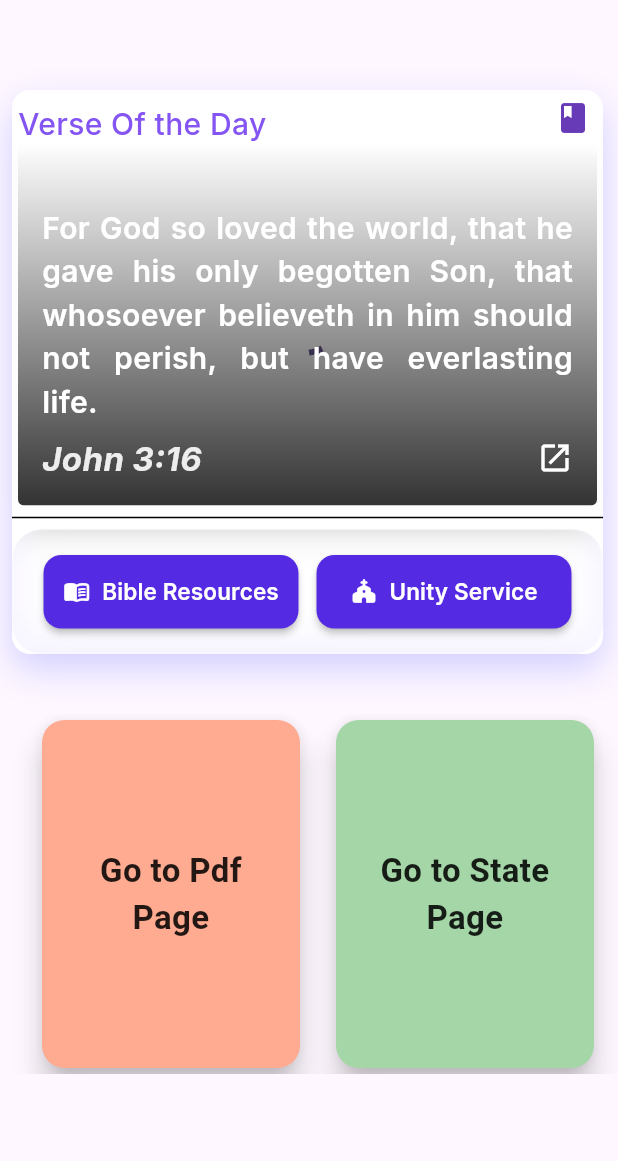
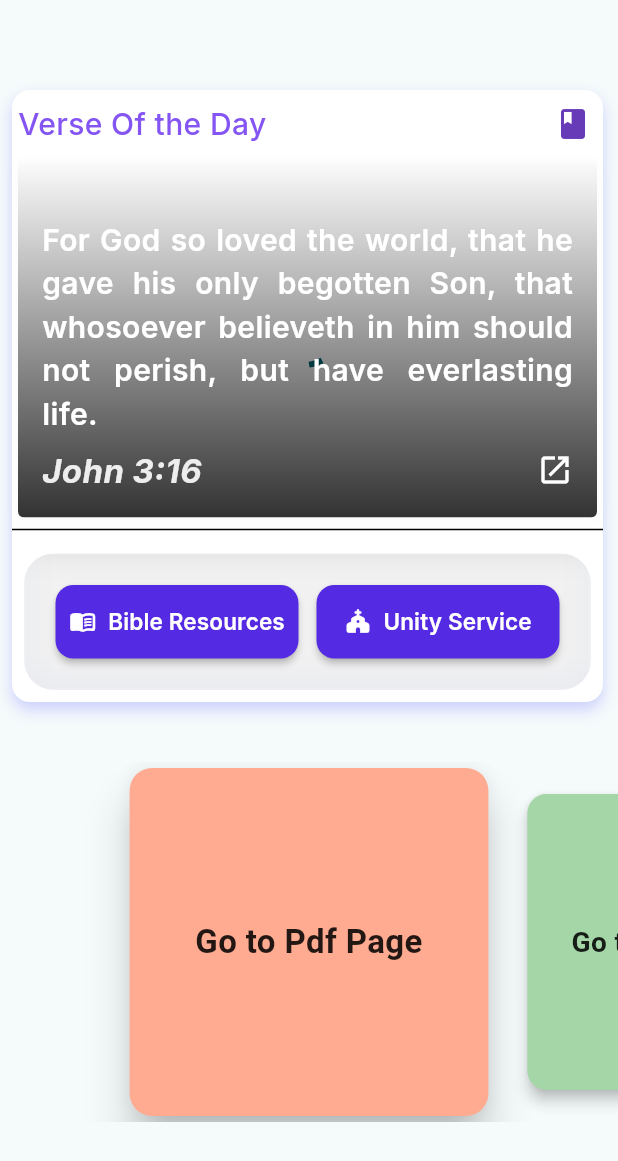
Before and after one commit to supratimdey/flutter_relearn_provider, a Flutter app: the screen it shows after launch, on a phone screen of 412 x 824 dp. Shown: the top 1161 px of the screen. Run offline on Flutter 3.47's test engine with Material 3 defaults, Android fonts, the light colour scheme and no system bars; our stand-ins replace cached_network_image, flutter_riverpod, get, google_fonts, hive_ce, hive_ce_flutter and 2 more; missing offline and left inert: internet_file, pdfx; accounts and stored records are empty; network calls fail.

Commit message:
started to work on the navigation carusal

```diff
--- a/lib/App/my_app.dart
+++ b/lib/App/my_app.dart
@@ -12,7 +12,26 @@ class MyApp extends StatelessWidget {
     return GetMaterialApp(
       debugShowCheckedModeBanner: false,
       title: 'Flutter Demo',
-      theme: ThemeData(colorScheme: .fromSeed(seedColor: Colors.deepPurple)),
+      theme: ThemeData(
+        brightness: Brightness.light, // Explicitly set brightness
+        colorScheme: ColorScheme.fromSeed(
+          seedColor: Colors.grey,
+          brightness: Brightness.light,
+        ),
+        useMaterial3: true,
+      ),
+      // 2. Add a corresponding darkTheme
+      darkTheme: ThemeData(
+        brightness: Brightness.dark, // Explicitly set brightness
+        colorScheme: ColorScheme.fromSeed(
+          seedColor: Colors.purple,
+          brightness: Brightness.dark, // Important for correct color generation
+        ),
+        useMaterial3: true,
+      ),
+
+      // 3. Tell Flutter to follow the system's setting
+      themeMode: ThemeMode.system,
       home: const HomeScreen(),
     );
   }
--- /dev/null
+++ b/lib/models/pexel_image_data.dart
@@ -0,0 +1,6 @@
+class PexelImageData {
+  final String imageUrl;
+  final String avgColor;
+
+  PexelImageData(this.imageUrl, this.avgColor);
+}
--- a/lib/pages/my_stateful_page.dart
+++ b/lib/pages/my_stateful_page.dart
@@ -47,6 +47,17 @@ class _MyStatefulPageState extends ConsumerState<MyStatefulPage> {
             ),
             const SizedBox(height: 20),
             Text('Your typed: $text'),
+
+          Image.asset(
+              'assets/images/TBT.jpg',
+              fit: BoxFit.cover,
+              width: 200,
+              height: 400,
+            alignment: .center,
+            ),
+
+
+
           ],
         ),
       ),
--- a/lib/pages/new.dart
+++ b/lib/pages/new.dart
@@ -1,3 +1,4 @@
+import 'dart:math';
 import 'package:flutter/material.dart';
 import 'package:flutter_relearn_provider/pages/my_stateful_page.dart';
 import 'package:flutter_relearn_provider/pages/pdf_state_page.dart';
@@ -6,76 +7,116 @@ import 'package:get/get.dart';
 
 import 'greeting_screen.dart';
 
-class HomeScreen extends StatelessWidget { // Can now be a StatelessWidget
+// 1. Convert to a StatefulWidget
+class HomeScreen extends StatefulWidget {
   const HomeScreen({super.key});
+
+  @override
+  State<HomeScreen> createState() => _HomeScreenState();
+}
+
+class _HomeScreenState extends State<HomeScreen> {
+  // 2. Create a PageController and a state variable for the current page
+  late PageController _pageController;
+  double _currentPage = 0.0;
+  final List<Map<String, dynamic>> _carouselItems = [
+    {
+      "title": "Go to Pdf Page",
+      "color": Colors.deepOrange[200]!,
+      "onTap": () => Get.to(() => const PdfStatePage()),
+    },
+    {
+      "title": "Go to State Page",
+      "color": Colors.green[200]!,
+      "onTap": () => Get.to(() => const MyStatefulPage()),
+    },
+    {
+      "title": "Go to Greetings Page",
+      "color": Colors.amber[200]!,
+      "onTap": () => Get.to(() => const GreetingScreen()),
+    },
+  ];
+
+  @override
+  void initState() {
+    super.initState();
+    // 3. Initialize the PageController
+    _pageController = PageController(
+      initialPage: 0,
+      viewportFraction: 0.6, // Shows adjacent cards
+    );
+    // 4. Add a listener to update the current page value on scroll
+    _pageController.addListener(() {
+      setState(() {
+        _currentPage = _pageController.page!;
+      });
+    });
+  }
+
+  @override
+  void dispose() {
+    _pageController.dispose();
+    super.dispose();
+  }
 
   @override
   Widget build(BuildContext context) {
     return Scaffold(
-      body: Padding(
+      body: SingleChildScrollView(
+        child: Padding(
           padding: const EdgeInsets.symmetric(vertical: 20.0),
           child: Column(
             children: [
               const SizedBox(height: 40),
-           // HeaderLine(headerText: "Today's Verse"),
-            //const SizedBox(height: 16),
-            // 2. Use the self-contained Word of the day Card
-            //const WotdCard(),
               const WotdHolderPanel(),
+              const SizedBox(height: 40),
+              // 5. Replace the ListView with a PageView
+              SizedBox(
+                height: 240,
+                child: PageView.builder(
+                  controller: _pageController,
+                  itemCount: _carouselItems.length,
+                  itemBuilder: (context, index) {
+                    // 6. Calculate the scale and elevation for the current item
+                    double scale = max(
+                        0.85, 1 - (_currentPage - index).abs() * 0.3);
+                    double elevation = (_currentPage.round() == index)
+                        ? 12.0
+                        : 4.0;
 
-            const SizedBox(height: 40),
-            Center(
-              child: SizedBox(
-                height: 240,
-                child: ListView(
-                  scrollDirection: Axis.horizontal,
-                  padding: const EdgeInsets.symmetric(horizontal: 24.0),
-                  children: [
-                    _buildCarouselCard(
-                      title: "Go to Pdf Page",
-                      color: Colors.deepOrange[200]!,
-                      onTap: () {
-                        Get.to(() => const PdfStatePage());
+                    final item = _carouselItems[index];
+                    return Transform.scale(
+                      scale: scale,
+                      child: _buildCarouselCard(
+                        title: item["title"],
+                        color: item["color"],
+                        onTap: item["onTap"],
+                        elevation: elevation, // Pass the dynamic elevation
+                      ),
+                    );
                   },
                 ),
-                    const SizedBox(width: 16),
-                    _buildCarouselCard(
-                      title: "Go to State Page",
-                      color: Colors.green[200]!,
-                      onTap: () {
-                        Get.to(() => const MyStatefulPage());
-                      },
-                    ),
-                    const SizedBox(width: 16),
-                    _buildCarouselCard(
-                      title: "Go to Greetings Page",
-                      color: Colors.amber[200]!,
-                      onTap: () {
-                        Get.to(() => const GreetingScreen());
-                      },
               ),
             ],
           ),
         ),
       ),
-          ],
-        ),
-      ),
     );
   }
 
-  // This helper method can stay or be moved if you prefer
+  // 7. Update the helper method to accept elevation
   Widget _buildCarouselCard({
     required String title,
     required Color color,
     required VoidCallback onTap,
+    double elevation = 8.0, // Default elevation
   }) {
     return SizedBox(
       width: 180,
       child: GestureDetector(
         onTap: onTap,
         child: Card(
-          elevation: 8.0,
+          elevation: elevation, // Use the dynamic elevation
           color: color,
           shape: RoundedRectangleBorder(
             borderRadius: BorderRadius.circular(15),
--- a/lib/services/pexels_service.dart
+++ b/lib/services/pexels_service.dart
@@ -1,5 +1,6 @@
 import 'dart:convert';
 
+import 'package:flutter_relearn_provider/models/pexel_image_data.dart';
 import 'package:http/http.dart' as http;
 
 class PexelsService {
@@ -10,7 +11,7 @@ class PexelsService {
 
   static const int totalImages = 31;
 
-  static Future<String?> getTodayImage() async {
+  static Future<PexelImageData?> getTodayImage() async {
     final url = Uri.parse(
       "https://api.pexels.com/v1/collections/$collectionId?per_page=$totalImages",
     );
@@ -38,10 +39,18 @@ class PexelsService {
 
       if (today > photos.length){
         print("day of the month is greater .");
-        return photos[0]["src"]["large"] as String;
+
+        final imageUrl = photos[0]["src"]["large"] as String;
+        final avgColor =photos[0]["avg_color"] as String;
+
+        return PexelImageData(imageUrl, avgColor);
       }
 
-      return photos[today -1]["src"]["large"] as String;
+      final imageUrl = photos[today - 1]["src"]["large"] as String;
+      final avgColor = photos[today - 1]["avg_color"] as String;
+
+      return PexelImageData(imageUrl, avgColor);
+
     }
     print("Failed to load image. Status code: ${response.statusCode} ${response.body}");
     return null;
--- /dev/null
+++ b/lib/utils/utility.dart
@@ -0,0 +1,9 @@
+import 'package:flutter/material.dart';
+
+Color hexToColor(String hex) {
+  hex = hex.replaceAll('#', '');
+  if (hex.length == 6) {
+    hex = 'FF$hex'; // add full opacity
+  }
+  return Color(int.parse('0x$hex'));
+}
--- a/lib/widgets/wotd_card.dart
+++ b/lib/widgets/wotd_card.dart
@@ -1,6 +1,7 @@
 import 'package:cached_network_image/cached_network_image.dart';
 import 'package:flutter/material.dart';
 import 'package:flutter_relearn_provider/models/daily_verse.dart';
+import 'package:flutter_relearn_provider/models/pexel_image_data.dart';
 import 'package:flutter_relearn_provider/pages/bible/bible_ref_view_page.dart';
 import 'package:flutter_relearn_provider/services/pexels_service.dart';
 import 'package:flutter_relearn_provider/services/wotd_service.dart';
@@ -17,7 +18,9 @@ class WotdCard extends StatefulWidget {
 
 class _WotdCardState extends State<WotdCard> {
   // 2. The widget now manages its own state
+  PexelImageData? imageData;
   String? imageUrl;
+ // String? avgColor;
   DailyVerse? verse;
 
   // 3. Fetch data within the widget's own initState
@@ -41,7 +44,7 @@ class _WotdCardState extends State<WotdCard> {
         // Handle the case where verse is null with a default
         var defaultVerse = DailyVerse(
           text:
-          "For God so loved the world, that he gave his only begotten Son, that whosoever believeth in him should not perish, but have everlasting life.",
+              "For God so loved the world, that he gave his only begotten Son, that whosoever believeth in him should not perish, but have everlasting life.",
           reference: "John 3:16",
         );
         setState(() => verse = defaultVerse);
@@ -50,9 +53,19 @@ class _WotdCardState extends State<WotdCard> {
   }
 
   void loadImageUrl() async {
-    final url = await PexelsService.getTodayImage();
+    final imageData = await PexelsService.getTodayImage();
     if (mounted) {
-      setState(() => imageUrl = url);
+      setState(() {
+        if (imageData != null) {
+          imageUrl = imageData.imageUrl;
+        //  avgColor = imageData.avgColor;
+        } else {
+          // Fallback to a default image URL if none is fetched
+          imageUrl =
+              'https://images.pexels.com/photos/414171/pexels-photo-414171.jpeg';
+         //     avgColor = '#FFFFFF';
+        }
+      });
     }
   }
 
@@ -77,11 +90,12 @@ class _WotdCardState extends State<WotdCard> {
           child: Padding(
             padding: const EdgeInsets.only(left: 4.0, right: 4.0),
             child: ClipRRect(
-              borderRadius: BorderRadius .only(
-                  topLeft: Radius.zero,
-                  topRight:Radius.zero,
-                  bottomLeft: Radius.circular(4),
-                  bottomRight: Radius.circular(4)),
+              borderRadius: BorderRadius.only(
+                topLeft: Radius.zero,
+                topRight: Radius.zero,
+                bottomLeft: Radius.circular(4),
+                bottomRight: Radius.circular(4),
+              ),
               child: Stack(
                 alignment: Alignment.center,
                 children: [
@@ -91,11 +105,10 @@ class _WotdCardState extends State<WotdCard> {
                       imageUrl: imageUrl!,
                       fit: BoxFit.cover,
                       width: double.infinity,
-                      placeholder: (context, url) => const Center(
-                        child: CircularProgressIndicator(),
-                      ),
+                      placeholder: (context, url) =>
+                          const Center(child: CircularProgressIndicator()),
                       errorWidget: (context, url, error) =>
-                      const Icon(Icons.error),
+                          const Icon(Icons.error),
                     )
                   else
                     const Center(child: CircularProgressIndicator()),
@@ -125,8 +138,11 @@ class _WotdCardState extends State<WotdCard> {
                             if (verse != null)
                               GestureDetector(
                                 onTap: () {
-                                  Get.to(() => BibleRefViewPage(
-                                      bibleRef: verse!.reference));
+                                  Get.to(
+                                    () => BibleRefViewPage(
+                                      bibleRef: verse!.reference,
+                                    ),
+                                  );
                                 },
                                 child: Text(
                                   verse!.text.length > 200
@@ -167,7 +183,8 @@ class _WotdCardState extends State<WotdCard> {
 
                                   Align(
                                     alignment: Alignment.centerLeft,
-                                    child: Icon(Icons.open_in_new,
+                                    child: Icon(
+                                      Icons.open_in_new,
                                       size: 24,
                                       color: Colors.white,
                                     ),
--- a/lib/widgets/wotd_holder.dart
+++ b/lib/widgets/wotd_holder.dart
@@ -1,8 +1,12 @@
 import 'dart:ui';
 
 import 'package:flutter/material.dart';
+import 'package:flutter_relearn_provider/models/pexel_image_data.dart';
+import 'package:flutter_relearn_provider/services/pexels_service.dart';
+import 'package:flutter_relearn_provider/utils/utility.dart';
 import 'package:flutter_relearn_provider/widgets/wotd_card.dart';
 import 'package:get/get.dart';
+import 'package:get/get_connect/http/src/utils/utils.dart';
 
 import 'package:google_fonts/google_fonts.dart';
 import 'package:url_launcher/url_launcher_string.dart';
@@ -10,14 +14,53 @@ import 'package:url_launcher/url_launcher_string.dart';
 import '../constants/constant_colors.dart';
 import '../pages/bible/bible_view_page.dart';
 
-class WotdHolderPanel extends StatelessWidget {
+class WotdHolderPanel extends StatefulWidget {
   const WotdHolderPanel();
+
+  @override
+  State<WotdHolderPanel> createState() => _WotdHolderPanelState();
+}
+
+class _WotdHolderPanelState extends State<WotdHolderPanel> {
+
+ PexelImageData? imageData;
+   String? imageUrl;
+   late String avgColor ="#FFFFFF";
+
+
+  // 3. Fetch data within the widget's own initState
+  @override
+  void initState() {
+    super.initState();
+   // loadData();
+  }
+
+  void loadData() {
+   // loadImageUrl();
+  }
+
+   void loadImageUrl() async {
+    final imageData = await PexelsService.getTodayImage();
+    if (mounted) {
+      setState(() {
+        if (imageData != null) {
+          imageUrl = imageData.imageUrl;
+          avgColor = imageData.avgColor;
+        } else {
+          // Fallback to a default image URL if none is fetched
+          imageUrl =
+              'https://images.pexels.com/photos/414171/pexels-photo-414171.jpeg';
+          avgColor = '#FFFFFF';
+        }
+      });
+    }
+  }
+
 
   @override
   Widget build(BuildContext context) {
     debugPrint("Votd Holder Build  method called");
 
-    double _width = MediaQuery.of(context).size.width * 0.96;
     final ConstantColors constantColors = ConstantColors();
 
     return Padding(
@@ -28,18 +71,18 @@ class WotdHolderPanel extends StatelessWidget {
         width: double.infinity,
         decoration: BoxDecoration(
           color: Theme.of(context).brightness == Brightness.dark
-              ? Theme.of(context).colorScheme.surface.withOpacity(0.9)   // dark mode
-              : Colors.white,                                            // light mode
+              ?   Colors.grey[300]  // darker shadow in dark mode
+              : Colors.white,                  // light mode
 
           borderRadius: BorderRadius.circular(12),
 
           boxShadow: [
             BoxShadow(
               color: Theme.of(context).brightness == Brightness.dark
-                  ? Colors.black.withOpacity(0.5)   // darker shadow in dark mode
+                  ? Theme.of(context).colorScheme.onPrimaryContainer   // darker shadow in dark mode
                   : Color.fromRGBO(143, 148, 255, 1).withOpacity(0.4),
-              blurRadius: 20,
-              offset: const Offset(0, 10),
+              blurRadius: 8,
+              offset: const Offset(0, 5),
             ),
           ],
         ),
@@ -52,13 +95,15 @@ class WotdHolderPanel extends StatelessWidget {
               children: [
                 Padding(
                   padding:
-                  const EdgeInsets.only(left: 4.0, top: 8.0, right: 84.0),
+                  const EdgeInsets.only(left: 4.0, top: 8.0, bottom: 8.0, right: 84.0),
                   child: Text(
                     'Verse Of the Day',
                     style: GoogleFonts.inter(
                         fontSize: 20,
                         fontWeight: FontWeight.w500,
-                        color: constantColors.purpleColor),
+                        color: Theme.of(context).brightness == Brightness.dark
+                            ? Colors.deepPurple  // darker shadow in dark mode
+                            : constantColors.purpleColor),
                   ),
                 ),
                 Padding(
@@ -71,7 +116,10 @@ class WotdHolderPanel extends StatelessWidget {
             Divider(
               color: Colors.black,
             ),
-            actionBar(context)
+            Padding(
+              padding: const EdgeInsets.all(8.0),
+              child: actionBar(context),
+            )
           ],
         ),
       ),
@@ -79,9 +127,6 @@ class WotdHolderPanel extends StatelessWidget {
   }
 
 // ─────────────────────────────────────────────
-//  FROSTED HEADER: "Verse Of the Day"
-// ─────────────────────────────────────────────
-
   Widget frostedVerseHeader() {
     return ClipRRect(
       borderRadius: BorderRadius.circular(16),
@@ -128,17 +173,16 @@ class WotdHolderPanel extends StatelessWidget {
     );
   }
 
-
   Widget actionBar(BuildContext context) {
     return ClipRRect(
       borderRadius: BorderRadius.circular(20),
       child: BackdropFilter(
         filter: ImageFilter.blur(sigmaX: 15, sigmaY: 15),
         child: Container(
-          padding: const EdgeInsets.symmetric(vertical: 16, horizontal: 20),
+          padding: const EdgeInsets.symmetric(vertical: 20, horizontal: 20),
           decoration: BoxDecoration(
-            color: Colors.white.withOpacity(0.15),
-            borderRadius: BorderRadius.circular(20),
+            color: Colors.grey.withOpacity(0.15),
+            borderRadius: BorderRadius.circular(16),
             border: Border.all(color: Colors.white.withOpacity(0.2)),
           ),
           child: Row(
@@ -203,7 +247,6 @@ class WotdHolderPanel extends StatelessWidget {
     );
   }
 
-
   Future<void> _checkAndLaunchUrl() async {
     const urlString = 'https://m.youtube.com/@ServeNowSriLanka';
     if (await canLaunchUrlString(urlString)) {
```
Also changed, not shown: pubspec.yaml (+6 -3 lines), assets/images/Leadership.jpg (added), assets/images/SAJ.jpg (added), assets/images/ScrollviewBG.jpg (added), assets/images/Serve as jesus.jpg (added), assets/images/TBT.jpg (added), assets/images/icons/EnrichAppIcon.jpg (added), assets/images/icons/EnrichAppIcon_Dark.jpg (added), assets/images/icons/btBook.png (added), assets/images/icons/btWatch.png (added), assets/images/splash-4096-4096.png (added), 1 other file. Lines whose indentation alone changed are shown as unchanged.
